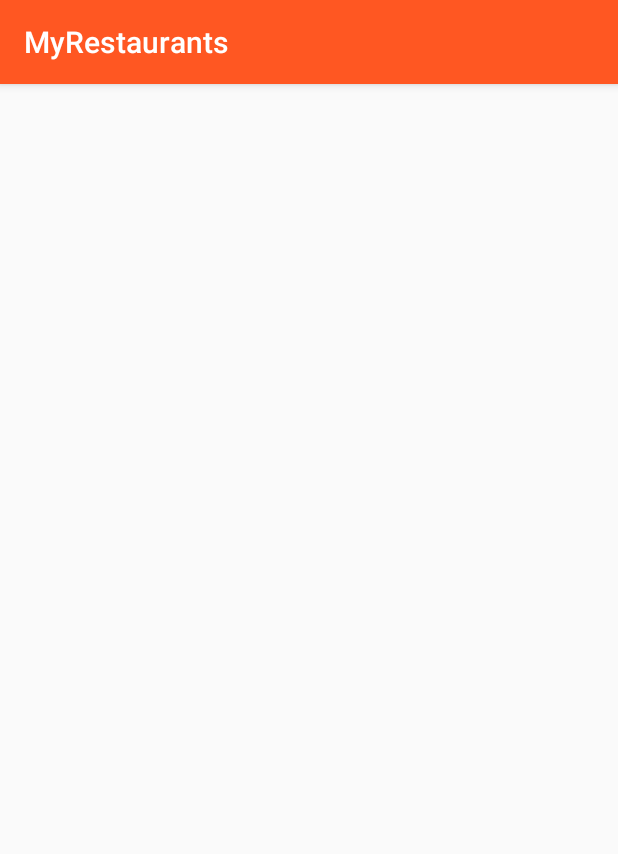
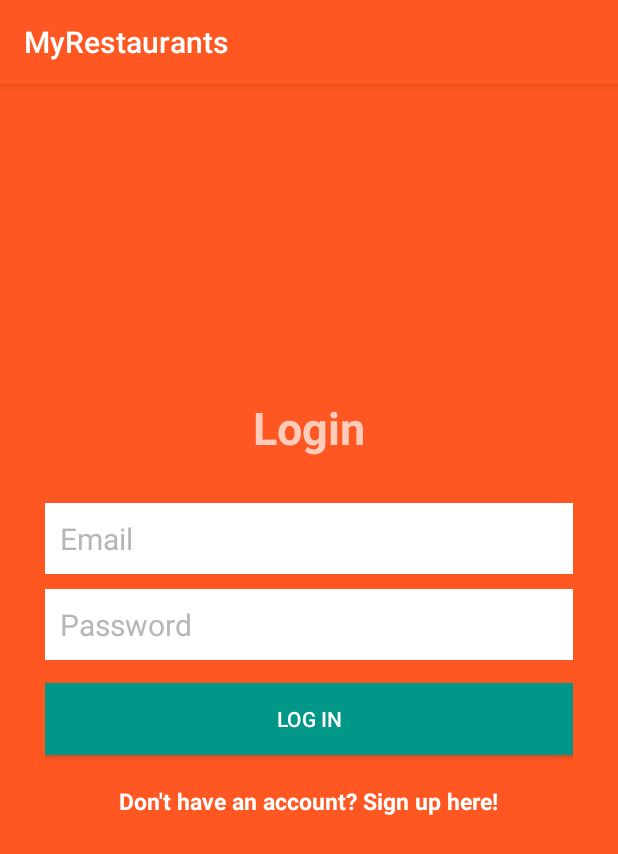
Before and after one commit to GathuaKiragu/Food-Court-Android-App, an Android app: the LoginActivity screen opened directly, with no data from a screen before it, on a phone screen of 412 x 824 dp. Shown: the top 854 px of the screen. Run offline under Robolectric (Android 15) with nearby library versions, the phone set to English and light mode, and no system bars.

Commit message:
Added the activity login layout Where users will enter their login details to login to their registered account

```diff
--- a/app/src/main/res/layout/activity_login.xml
+++ b/app/src/main/res/layout/activity_login.xml
@@ -1,9 +1,80 @@
 <?xml version="1.0" encoding="utf-8"?>
-<android.support.constraint.ConstraintLayout xmlns:android="http://schemas.android.com/apk/res/android"
-    xmlns:app="http://schemas.android.com/apk/res-auto"
+<RelativeLayout
+    xmlns:android="http://schemas.android.com/apk/res/android"
     xmlns:tools="http://schemas.android.com/tools"
     android:layout_width="match_parent"
     android:layout_height="match_parent"
-    tools:context="com.epicodus.myrestaurants.ui.LoginActivity">
+    tools:context="com.epicodus.myrestaurants.ui.LoginActivity"
+    android:background="@color/colorPrimary">
 
-</android.support.constraint.ConstraintLayout>
+    <LinearLayout
+        android:orientation="vertical"
+        android:layout_width="match_parent"
+        android:layout_height="wrap_content"
+        android:padding="30dp"
+        android:layout_centerVertical="true"
+        android:layout_centerHorizontal="true"
+        android:id="@+id/linearLayout">
+
+        <EditText
+            android:id="@+id/emailEditText"
+            android:layout_width="match_parent"
+            android:layout_height="wrap_content"
+            android:background="@android:color/white"
+            android:hint="Email"
+            android:inputType="textEmailAddress"
+            android:nextFocusDown="@+id/passwordEditText"
+            android:padding="10dp"
+            android:layout_marginBottom="10dp"
+            android:textColor="@android:color/black"
+            android:textColorHint="@color/colorDivider"
+            android:textSize="20sp" />
+
+        <EditText
+            android:id="@+id/passwordEditText"
+            android:layout_width="match_parent"
+            android:layout_height="wrap_content"
+            android:background="@android:color/white"
+            android:hint="Password"
+            android:inputType="textPassword"
+            android:nextFocusDown="@+id/passwordEditText"
+            android:padding="10dp"
+            android:textColor="@android:color/black"
+            android:textColorHint="@color/colorDivider"
+            android:textSize="20sp" />
+
+
+        <Button
+            android:id="@+id/passwordLoginButton"
+            android:layout_width="match_parent"
+            android:layout_height="wrap_content"
+            android:padding="10dp"
+            android:text="Log in"
+            android:background="@color/colorAccent"
+            android:layout_marginTop="15dp"
+            android:textColor="@color/colorTextIcons" />
+
+        <TextView
+            android:layout_width="wrap_content"
+            android:layout_height="wrap_content"
+            android:layout_marginTop="20dp"
+            android:textColor="@color/colorTextIcons"
+            android:textStyle="bold"
+            android:textSize="15sp"
+            android:text="Don't have an account? Sign up here!"
+            android:id="@+id/registerTextView"
+            android:layout_gravity="center_horizontal" />
+
+    </LinearLayout>
+
+    <TextView
+        android:layout_width="wrap_content"
+        android:layout_height="wrap_content"
+        android:text="Login"
+        android:textColor="@color/colorPrimaryLight"
+        android:textSize="30dp"
+        android:textStyle="bold"
+        android:layout_above="@+id/linearLayout"
+        android:layout_centerHorizontal="true" />
+
+</RelativeLayout>
```
